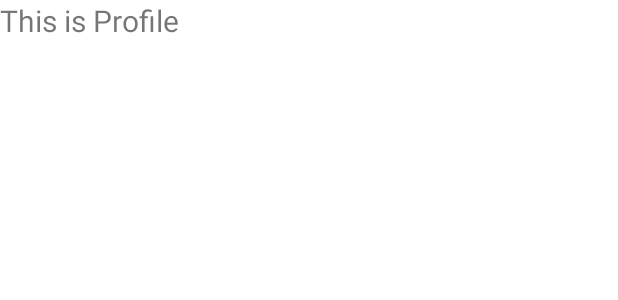
After one commit to GizaRoi/Pokus, an Android app: the layout activity_profile.xml on its own in the app's theme, with its tools: preview values and no code run, on a phone screen of 412 x 824 dp. The commit adds this screen. Shown: the top 300 px of the screen. Run offline under Robolectric (Android 15) with nearby library versions, the phone set to English and light mode, and no system bars.

Commit message:
added profile in nav bar

```diff
--- a/app/src/main/java/com/mobicom/mco/pokus/MainActivity.kt
+++ b/app/src/main/java/com/mobicom/mco/pokus/MainActivity.kt
@@ -9,6 +9,8 @@ import com.mobicom.mco.pokus.home.HomeFragment
 import com.mobicom.mco.pokus.search.SearchFragment
 import com.mobicom.mco.pokus.todo.TodoFragment
 import com.mobicom.mco.pokus.sessions.SessionsFragment
+import com.mobicom.mco.pokus.profile.ProfileFragment
+
 
 class MainActivity : AppCompatActivity() {
 
@@ -19,7 +21,7 @@ class MainActivity : AppCompatActivity() {
         binding = ActivityMainBinding.inflate(layoutInflater)
         setContentView(binding.root)
 
-        // Default fragment
+        // Default fragment* to change later with log in
         loadFragment(HomeFragment())
 
         binding.bottomNav.setOnItemSelectedListener { item ->
@@ -28,6 +30,8 @@ class MainActivity : AppCompatActivity() {
                 R.id.nav_search -> loadFragment(SearchFragment())
                 R.id.nav_todo -> loadFragment(TodoFragment())
                 R.id.nav_sessions -> loadFragment(SessionsFragment())
+                R.id.nav_profile -> loadFragment(ProfileFragment())
+
             }
             true
         }
--- /dev/null
+++ b/app/src/main/res/layout/activity_profile.xml
@@ -0,0 +1,13 @@
+<?xml version="1.0" encoding="utf-8"?>
+<FrameLayout xmlns:android="http://schemas.android.com/apk/res/android"
+    android:layout_width="match_parent"
+    android:layout_height="match_parent"
+    android:gravity="center"
+    android:background="#FFFFFF">
+
+    <TextView
+        android:layout_width="wrap_content"
+        android:layout_height="wrap_content"
+        android:text="This is Profile"
+        android:textSize="20sp"/>
+</FrameLayout>
```
Also changed, not shown: app/src/main/java/com/mobicom/mco/pokus/home/PostAdapter.kt (+33 -13 lines), app/src/main/java/com/mobicom/mco/pokus/profile/ProfileFragment.kt (added, +17 -0 lines), app/src/main/res/layout/activity_home.xml (+0 -9 lines), app/src/main/res/menu/menu_bottom_nav.xml (+8 -0 lines).
